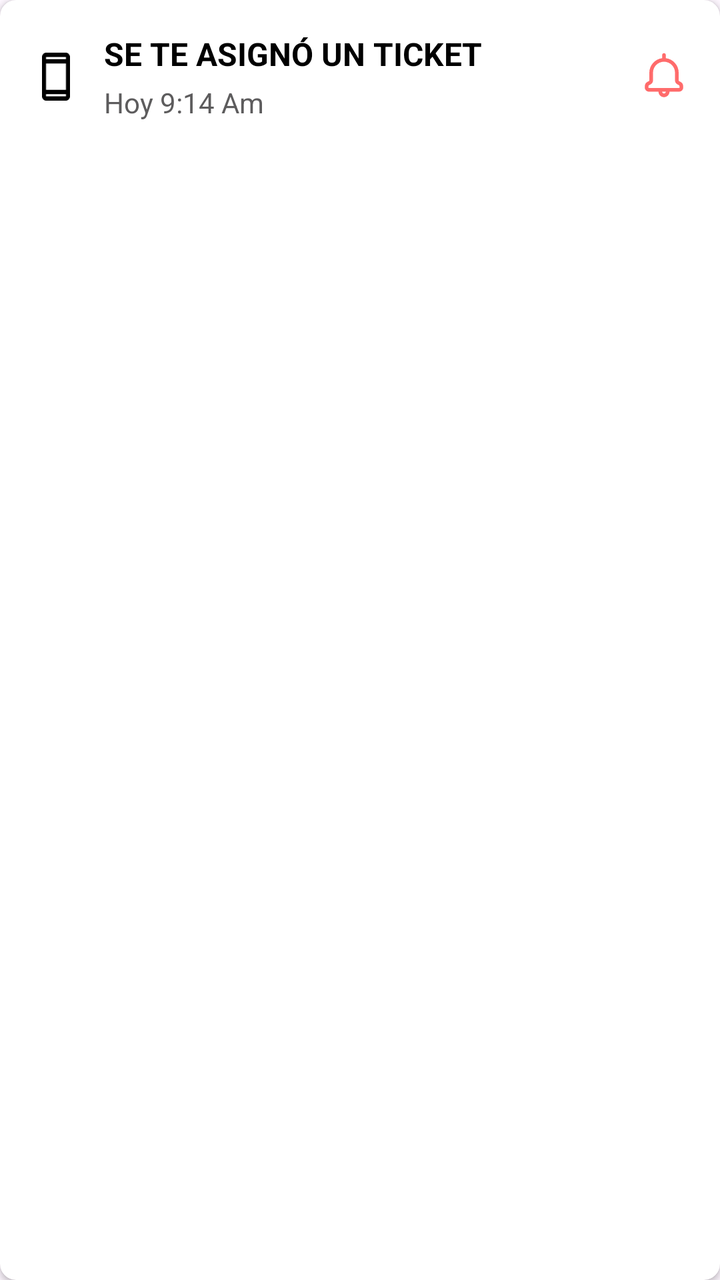
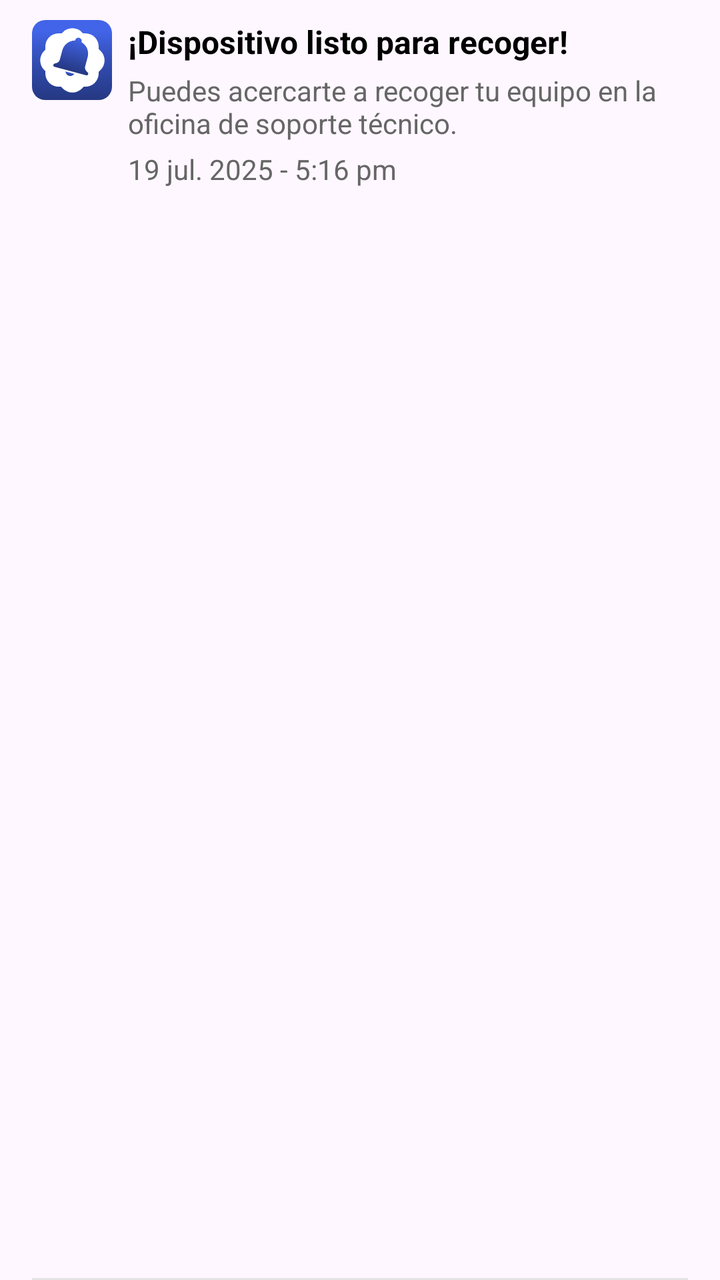

The first picture is an Android layout as it rendered before a commit; the second is the same layout after the commit. The layout source and the unified diff follow.
<!-- AndroidManifest.xml: application theme Theme.ReparApp -->
<!-- res/layout/item_notification.xml -->
<?xml version="1.0" encoding="utf-8"?>
<androidx.cardview.widget.CardView xmlns:android="http://schemas.android.com/apk/res/android"
    android:layout_width="match_parent"
    android:layout_height="wrap_content"
    xmlns:app="http://schemas.android.com/apk/res-auto"
    android:layout_marginStart="16dp"
    android:layout_marginEnd="16dp"
    android:layout_marginTop="8dp"
    android:layout_marginBottom="8dp"
    app:cardCornerRadius="8dp"
    app:cardElevation="2dp"
    app:cardBackgroundColor="@android:color/white">

    <LinearLayout
        android:layout_width="match_parent"
        android:layout_height="wrap_content"
        android:orientation="horizontal"
        android:padding="16dp"
        android:gravity="center_vertical">

        <ImageView
            android:id="@+id/notificationIcon"
            android:layout_width="24dp"
            android:layout_height="24dp"
            android:src="@drawable/ic_phone_outline"
            android:contentDescription="Notification Type Icon"
            app:tint="@android:color/black"
            android:layout_marginEnd="12dp" />

        <LinearLayout
            android:layout_width="0dp"
            android:layout_height="wrap_content"
            android:layout_weight="1"
            android:orientation="vertical">

            <TextView
                android:id="@+id/notificationTitle"
                android:layout_width="wrap_content"
                android:layout_height="wrap_content"
                android:text="SE TE ASIGNÓ UN TICKET"
                android:textColor="@color/black"
                android:textSize="16sp"
                android:textStyle="bold" />

            <TextView
                android:id="@+id/tv_hora_ticket"
                android:layout_width="wrap_content"
                android:layout_height="wrap_content"
                android:text="Hoy 9:14 Am"
                android:textColor="#5D5C5D"
                android:textSize="14sp"
                android:layout_marginTop="4dp" />

        </LinearLayout>

        <ImageView
            android:id="@+id/bellIcon"
            android:layout_width="24dp"
            android:layout_height="24dp"
            android:src="@drawable/ic_bell_red_outline"
            android:contentDescription="@string/notification_bell"
            app:tint="#FF6B6B"
            android:layout_marginStart="12dp" />

    </LinearLayout>
</androidx.cardview.widget.CardView>
<!-- resources referenced by this layout -->
<resources>
  <color name="black">#FF000000</color>
  <!-- drawable ic_bell_red_outline (drawable) -->
  <vector xmlns:android="http://schemas.android.com/apk/res/android"
      android:width="24dp"
      android:height="24dp"
      android:viewportWidth="24"
      android:viewportHeight="24">
    <path
        android:pathData="M12,0.25C12.506,0.25 12.917,0.66 12.917,1.167V2.751C16.534,3.202 19.333,6.288 19.333,10.028V13.902C19.333,14.012 19.392,14.113 19.487,14.167L20.471,14.729C21.064,15.068 21.46,15.67 21.535,16.35L21.621,17.125C21.762,18.392 20.77,19.5 19.496,19.5H14.75C14.75,21.019 13.519,22.25 12,22.25C10.481,22.25 9.25,21.019 9.25,19.5H4.504C3.23,19.5 2.238,18.392 2.379,17.125L2.465,16.35C2.54,15.67 2.936,15.068 3.529,14.729L4.513,14.167C4.608,14.113 4.667,14.012 4.667,13.902V10.028C4.667,6.288 7.466,3.202 11.083,2.751V1.167C11.083,0.66 11.494,0.25 12,0.25ZM11.083,19.5C11.083,20.006 11.494,20.417 12,20.417C12.506,20.417 12.917,20.006 12.917,19.5H11.083ZM12,4.528C8.962,4.528 6.5,6.99 6.5,10.028V13.902C6.5,14.669 6.089,15.378 5.422,15.759L4.439,16.321C4.354,16.369 4.298,16.455 4.287,16.552L4.201,17.327C4.181,17.508 4.322,17.667 4.504,17.667H19.496C19.678,17.667 19.819,17.508 19.799,17.327L19.713,16.552C19.702,16.455 19.646,16.369 19.561,16.321L18.578,15.759C17.911,15.378 17.5,14.669 17.5,13.902V10.028C17.5,6.99 15.038,4.528 12,4.528Z"
        android:fillColor="#FF0000"/>
  </vector>
  <!-- drawable ic_phone_outline (drawable) -->
  <vector xmlns:android="http://schemas.android.com/apk/res/android"
      android:width="15dp"
      android:height="26dp"
      android:viewportWidth="15"
      android:viewportHeight="26">
    <path
        android:pathData="M2.143,26C1.554,26 1.049,25.769 0.629,25.306C0.21,24.843 0,24.286 0,23.636V2.364C0,1.714 0.21,1.157 0.629,0.694C1.049,0.231 1.554,0 2.143,0H12.857C13.446,0 13.951,0.231 14.37,0.694C14.79,1.157 15,1.714 15,2.364V23.636C15,24.286 14.79,24.843 14.37,25.306C13.951,25.769 13.446,26 12.857,26H2.143ZM2.143,22.455V23.636H12.857V22.455H2.143ZM2.143,20.091H12.857V5.909H2.143V20.091ZM2.143,3.545H12.857V2.364H2.143V3.545Z"
        android:fillColor="#000000"/>
  </vector>
  <string name="notification_bell">Notification Bell</string>
  <style name="Theme.ReparApp" parent="Base.Theme.ReparApp" />
  <style name="Base.Theme.ReparApp" parent="Theme.Material3.DayNight.NoActionBar">
          
          
      </style>
</resources>

<!-- the commit's change to res/layout/item_notification.xml (unified diff, before → after) -->
@@ -1,66 +1,70 @@
 <?xml version="1.0" encoding="utf-8"?>
-<androidx.cardview.widget.CardView xmlns:android="http://schemas.android.com/apk/res/android"
+<androidx.constraintlayout.widget.ConstraintLayout
+    xmlns:android="http://schemas.android.com/apk/res/android"
+    xmlns:app="http://schemas.android.com/apk/res-auto"
     android:layout_width="match_parent"
-    android:layout_height="wrap_content"
-    xmlns:app="http://schemas.android.com/apk/res-auto"
-    android:layout_marginStart="16dp"
-    android:layout_marginEnd="16dp"
-    android:layout_marginTop="8dp"
-    android:layout_marginBottom="8dp"
-    app:cardCornerRadius="8dp"
-    app:cardElevation="2dp"
-    app:cardBackgroundColor="@android:color/white">
+    android:layout_height="110dp"
+    android:layout_margin="4dp"
+    android:paddingEnd="16dp"
+    android:paddingStart="16dp">
 
-    <LinearLayout
-        android:layout_width="match_parent"
+    <ImageView
+        android:id="@+id/img_notifi"
+        android:layout_width="40dp"
+        android:layout_height="40dp"
+        android:src="@drawable/icon_noti_item"
+        app:layout_constraintStart_toStartOf="parent"
+        app:layout_constraintTop_toTopOf="parent"
+        android:layout_marginTop="10dp"
+        android:layout_marginEnd="8dp"
+        />
+
+    <TextView
+        android:id="@+id/tv_titulo"
+        android:layout_width="0dp"
         android:layout_height="wrap_content"
-        android:orientation="horizontal"
-        android:padding="16dp"
-        android:gravity="center_vertical">
+        android:text="¡Dispositivo listo para recoger!"
+        android:textStyle="bold"
+        android:textSize="16sp"
+        android:textColor="@color/black"
+        app:layout_constraintStart_toEndOf="@id/img_notifi"
+        app:layout_constraintEnd_toEndOf="parent"
+        app:layout_constraintTop_toTopOf="@id/img_notifi"
+        android:layout_marginStart="8dp"
+        />
 
-        <ImageView
-            android:id="@+id/notificationIcon"
-            android:layout_width="24dp"
-            android:layout_height="24dp"
-            android:src="@drawable/ic_phone_outline"
-            android:contentDescription="Notification Type Icon"
-            app:tint="@android:color/black"
-            android:layout_marginEnd="12dp" />
+    <TextView
+        android:id="@+id/tv_mensaje"
+        android:layout_width="0dp"
+        android:layout_height="wrap_content"
+        android:text="Puedes acercarte a recoger tu equipo en la oficina de soporte técnico."
+        android:textSize="14sp"
+        android:textColor="#666666"
+        android:layout_marginTop="4dp"
+        app:layout_constraintStart_toStartOf="@id/tv_titulo"
+        app:layout_constraintEnd_toEndOf="parent"
+        app:layout_constraintTop_toBottomOf="@id/tv_titulo"/>
 
-        <LinearLayout
-            android:layout_width="0dp"
-            android:layout_height="wrap_content"
-            android:layout_weight="1"
-            android:orientation="vertical">
+    <TextView
+        android:id="@+id/tv_hora"
+        android:layout_width="0dp"
+        android:layout_height="wrap_content"
+        android:text="19 jul. 2025 - 5:16 pm"
+        android:textSize="14sp"
+        android:textColor="#666666"
+        android:layout_marginTop="4dp"
+        app:layout_constraintStart_toStartOf="@id/tv_titulo"
+        app:layout_constraintEnd_toEndOf="parent"
+        app:layout_constraintTop_toBottomOf="@id/tv_mensaje"/>
 
-            <TextView
-                android:id="@+id/notificationTitle"
-                android:layout_width="wrap_content"
-                android:layout_height="wrap_content"
-                android:text="SE TE ASIGNÓ UN TICKET"
-                android:textColor="@color/black"
-                android:textSize="16sp"
-                android:textStyle="bold" />
+    <View
+        android:id="@+id/v_linea"
+        android:layout_width="0dp"
+        android:layout_height="1dp"
+        android:layout_marginTop="8dp"
+        android:background="#E4E4E4"
+        app:layout_constraintStart_toStartOf="parent"
+        app:layout_constraintEnd_toEndOf="parent"
+        app:layout_constraintBottom_toBottomOf="parent"/>
 
-            <TextView
-                android:id="@+id/tv_hora_ticket"
-                android:layout_width="wrap_content"
-                android:layout_height="wrap_content"
-                android:text="Hoy 9:14 Am"
-                android:textColor="#5D5C5D"
-                android:textSize="14sp"
-                android:layout_marginTop="4dp" />
-
-        </LinearLayout>
-
-        <ImageView
-            android:id="@+id/bellIcon"
-            android:layout_width="24dp"
-            android:layout_height="24dp"
-            android:src="@drawable/ic_bell_red_outline"
-            android:contentDescription="@string/notification_bell"
-            app:tint="#FF6B6B"
-            android:layout_marginStart="12dp" />
-
-    </LinearLayout>
-</androidx.cardview.widget.CardView>
+</androidx.constraintlayout.widget.ConstraintLayout>
<!-- resource entries referenced after the edit -->
@@ -1,27 +1,7 @@
 <!-- resources referenced by this layout -->
 <resources>
   <color name="black">#FF000000</color>
-  <!-- drawable ic_bell_red_outline (drawable) -->
-  <vector xmlns:android="http://schemas.android.com/apk/res/android"
-      android:width="24dp"
-      android:height="24dp"
-      android:viewportWidth="24"
-      android:viewportHeight="24">
-    <path
-        android:pathData="M12,0.25C12.506,0.25 12.917,0.66 12.917,1.167V2.751C16.534,3.202 19.333,6.288 19.333,10.028V13.902C19.333,14.012 19.392,14.113 19.487,14.167L20.471,14.729C21.064,15.068 21.46,15.67 21.535,16.35L21.621,17.125C21.762,18.392 20.77,19.5 19.496,19.5H14.75C14.75,21.019 13.519,22.25 12,22.25C10.481,22.25 9.25,21.019 9.25,19.5H4.504C3.23,19.5 2.238,18.392 2.379,17.125L2.465,16.35C2.54,15.67 2.936,15.068 3.529,14.729L4.513,14.167C4.608,14.113 4.667,14.012 4.667,13.902V10.028C4.667,6.288 7.466,3.202 11.083,2.751V1.167C11.083,0.66 11.494,0.25 12,0.25ZM11.083,19.5C11.083,20.006 11.494,20.417 12,20.417C12.506,20.417 12.917,20.006 12.917,19.5H11.083ZM12,4.528C8.962,4.528 6.5,6.99 6.5,10.028V13.902C6.5,14.669 6.089,15.378 5.422,15.759L4.439,16.321C4.354,16.369 4.298,16.455 4.287,16.552L4.201,17.327C4.181,17.508 4.322,17.667 4.504,17.667H19.496C19.678,17.667 19.819,17.508 19.799,17.327L19.713,16.552C19.702,16.455 19.646,16.369 19.561,16.321L18.578,15.759C17.911,15.378 17.5,14.669 17.5,13.902V10.028C17.5,6.99 15.038,4.528 12,4.528Z"
-        android:fillColor="#FF0000"/>
-  </vector>
-  <!-- drawable ic_phone_outline (drawable) -->
-  <vector xmlns:android="http://schemas.android.com/apk/res/android"
-      android:width="15dp"
-      android:height="26dp"
-      android:viewportWidth="15"
-      android:viewportHeight="26">
-    <path
-        android:pathData="M2.143,26C1.554,26 1.049,25.769 0.629,25.306C0.21,24.843 0,24.286 0,23.636V2.364C0,1.714 0.21,1.157 0.629,0.694C1.049,0.231 1.554,0 2.143,0H12.857C13.446,0 13.951,0.231 14.37,0.694C14.79,1.157 15,1.714 15,2.364V23.636C15,24.286 14.79,24.843 14.37,25.306C13.951,25.769 13.446,26 12.857,26H2.143ZM2.143,22.455V23.636H12.857V22.455H2.143ZM2.143,20.091H12.857V5.909H2.143V20.091ZM2.143,3.545H12.857V2.364H2.143V3.545Z"
-        android:fillColor="#000000"/>
-  </vector>
-  <string name="notification_bell">Notification Bell</string>
+  <!-- drawable icon_noti_item: vector/xml drawable (drawable, 3731 chars, omitted) -->
   <style name="Theme.ReparApp" parent="Base.Theme.ReparApp" />
   <style name="Base.Theme.ReparApp" parent="Theme.Material3.DayNight.NoActionBar">
           
